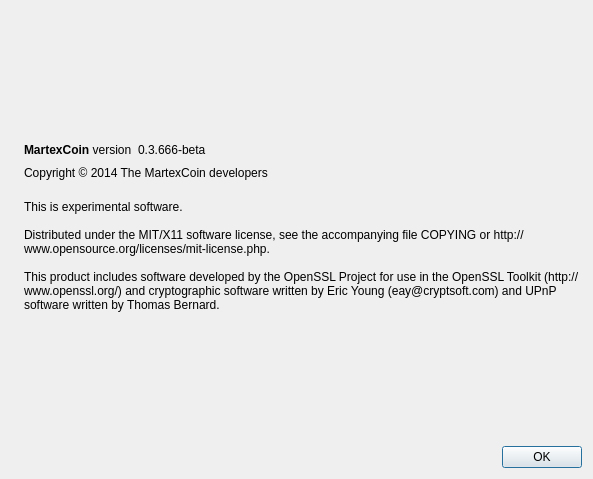
Old version of the form src/qt/forms/aboutdialog.ui in the repository martexcoin/martexcoin_4x.
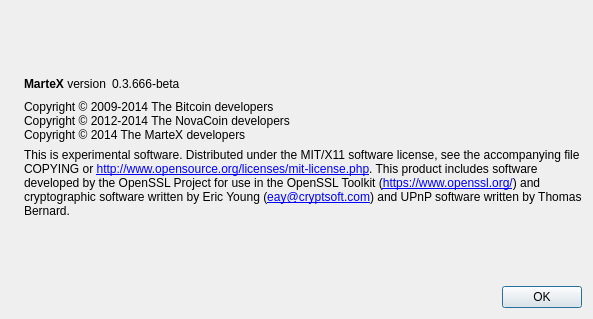
New version of the form. Icons and pictures are not drawn.

```diff
--- a/src/qt/forms/aboutdialog.ui
+++ b/src/qt/forms/aboutdialog.ui
@@ -7,7 +7,7 @@
     <x>0</x>
     <y>0</y>
     <width>593</width>
-    <height>479</height>
+    <height>319</height>
    </rect>
   </property>
   <property name="windowTitle">
@@ -50,7 +50,7 @@
           <cursorShape>IBeamCursor</cursorShape>
          </property>
          <property name="text">
-          <string>&lt;b&gt;MartexCoin&lt;/b&gt; version</string>
+          <string>&lt;b&gt;MarteX&lt;/b&gt; version</string>
          </property>
          <property name="textInteractionFlags">
           <set>Qt::LinksAccessibleByMouse|Qt::TextSelectableByKeyboard|Qt::TextSelectableByMouse</set>
@@ -91,7 +91,9 @@
         <cursorShape>IBeamCursor</cursorShape>
        </property>
        <property name="text">
-        <string>Copyright © 2014 The MartexCoin developers</string>
+        <string>Copyright © 2009-2014 The Bitcoin developers
+Copyright © 2012-2014 The NovaCoin developers
+Copyright © 2014 The MarteX developers</string>
        </property>
        <property name="textInteractionFlags">
         <set>Qt::LinksAccessibleByMouse|Qt::TextSelectableByKeyboard|Qt::TextSelectableByMouse</set>
@@ -107,9 +109,12 @@
         <string>
 This is experimental software.
 
-Distributed under the MIT/X11 software license, see the accompanying file COPYING or http://www.opensource.org/licenses/mit-license.php.
+Distributed under the MIT/X11 software license, see the accompanying file COPYING or &lt;a href=&quot;http://www.opensource.org/licenses/mit-license.php&quot;&gt;http://www.opensource.org/licenses/mit-license.php&lt;/a&gt;.
 
-This product includes software developed by the OpenSSL Project for use in the OpenSSL Toolkit (http://www.openssl.org/) and cryptographic software written by Eric Young (eay@cryptsoft.com) and UPnP software written by Thomas Bernard.</string>
+This product includes software developed by the OpenSSL Project for use in the OpenSSL Toolkit (&lt;a href=&quot;https://www.openssl.org/&quot;&gt;https://www.openssl.org/&lt;/a&gt;) and cryptographic software written by Eric Young (&lt;a href=&quot;mailto:eay@cryptsoft.com&quot;&gt;eay@cryptsoft.com&lt;/a&gt;) and UPnP software written by Thomas Bernard.</string>
+       </property>
+       <property name="textFormat">
+        <enum>Qt::RichText</enum>
        </property>
        <property name="wordWrap">
         <bool>true</bool>
```
Left out of the diff: 2 changed lines with no effect on the pictures.
